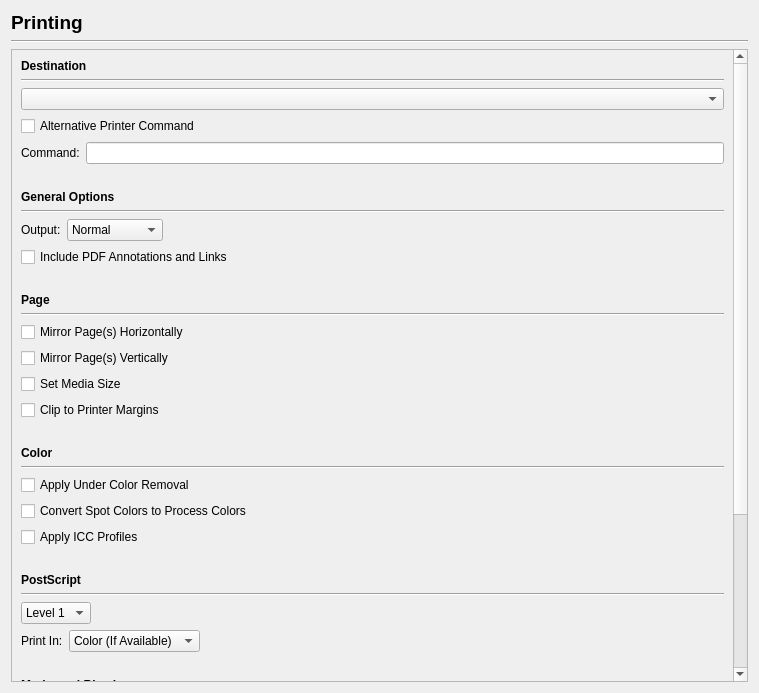
Old version of the form scribus/ui/prefs_printerbase.ui in the repository scribusproject/scribus.
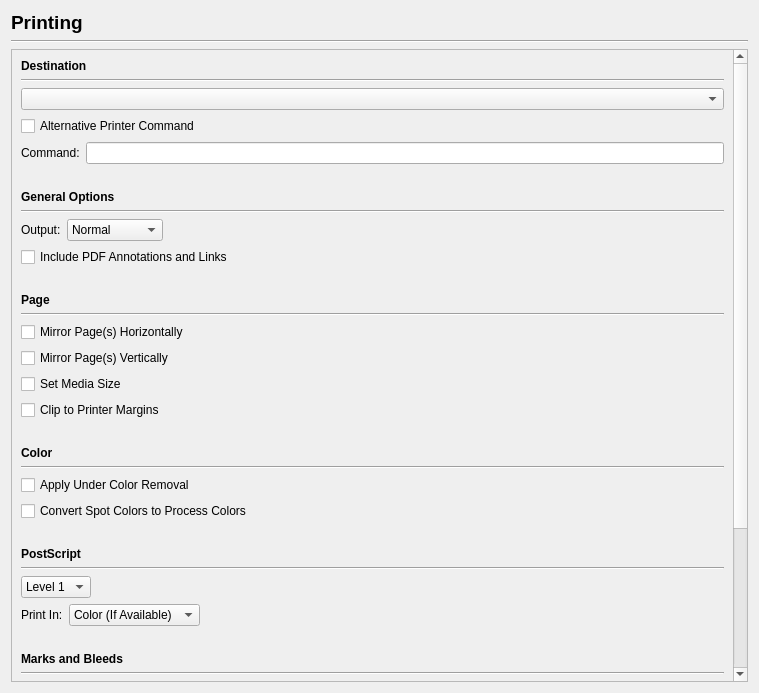
New version of the form. Custom widgets are drawn as their Qt base class.

```diff
--- a/scribus/ui/prefs_printerbase.ui
+++ b/scribus/ui/prefs_printerbase.ui
@@ -46,9 +46,9 @@
       <property name="geometry">
        <rect>
         <x>0</x>
-        <y>-334</y>
+        <y>-146</y>
         <width>714</width>
-        <height>958</height>
+        <height>931</height>
        </rect>
       </property>
       <layout class="QVBoxLayout" name="verticalLayout_2">
@@ -291,13 +291,6 @@
          </property>
         </widget>
        </item>
-       <item>
-        <widget class="QCheckBox" name="applyICCProfilesCheckBox">
-         <property name="text">
-          <string>Apply ICC Profiles</string>
-         </property>
-        </widget>
-       </item>
        <item>
         <spacer name="verticalSpacer_2">
          <property name="orientation">
```
Left out of the diff: 7 changed lines with no effect on the pictures.
